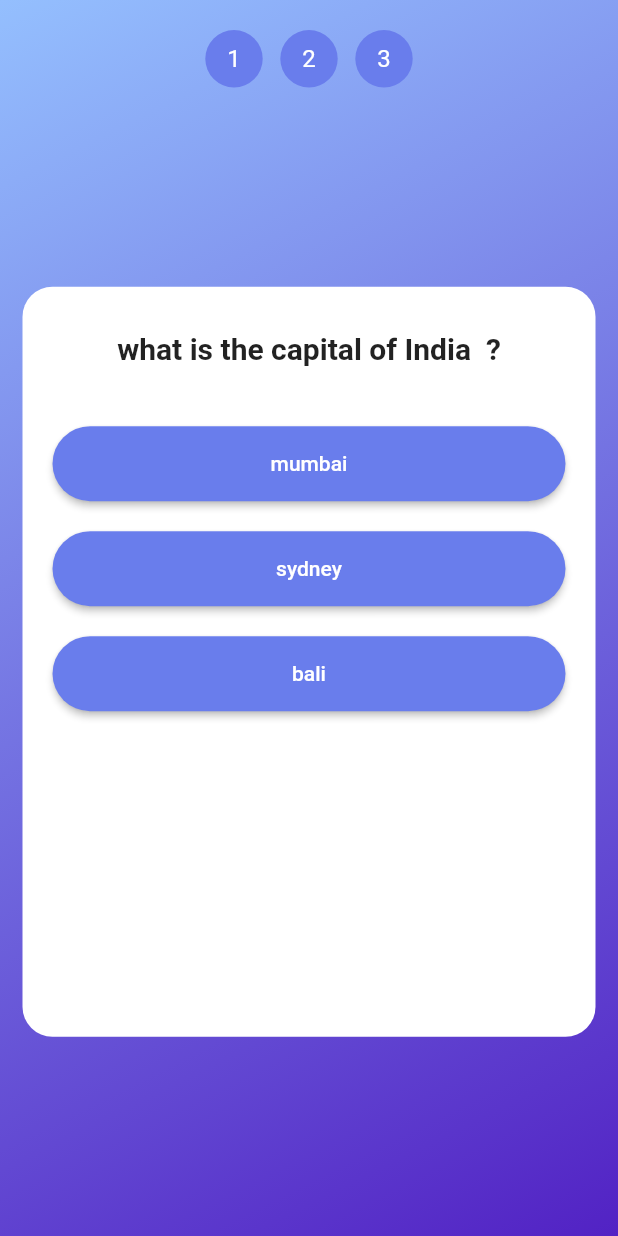
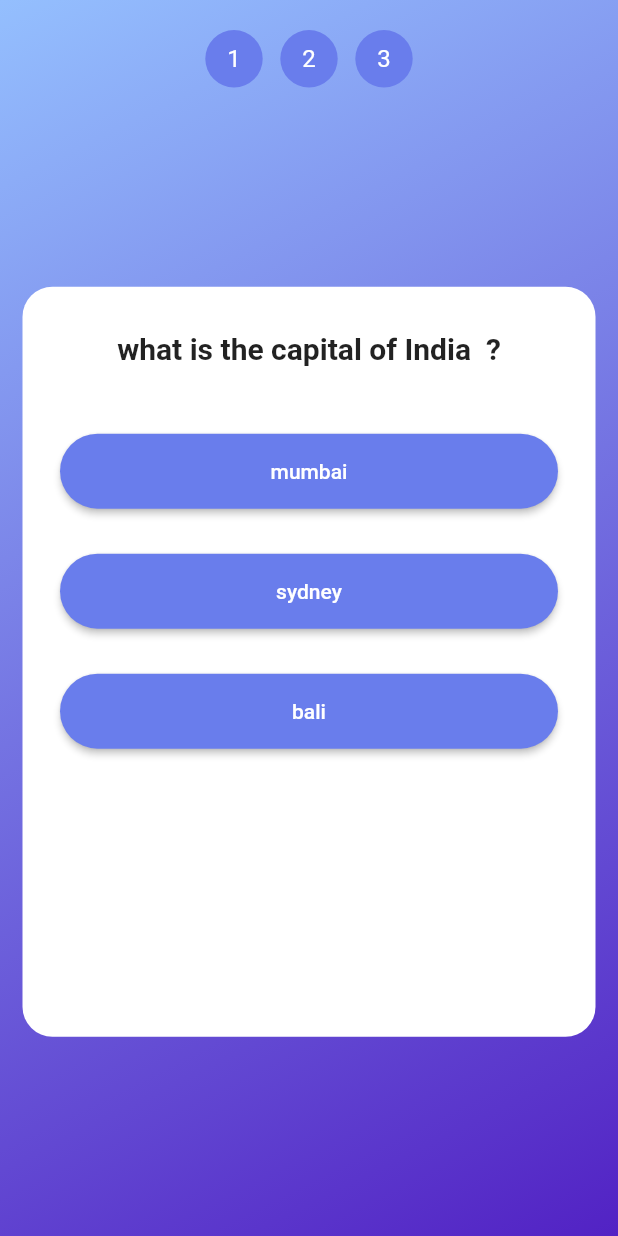
Before and after one commit to KHgamal/QuizApp, a Flutter app: the screen it shows after launch, on a phone screen of 412 x 824 dp. Run offline on Flutter 3.47's test engine with Material 2 defaults, Android fonts, the phone set to English and light mode, and no system bars.

Commit message:
last edit

```diff
--- a/lib/Widgets/button.dart
+++ b/lib/Widgets/button.dart
@@ -1,30 +1,28 @@
 import 'package:flutter/material.dart';
+
+import '../constants/constants.dart';
 class CustomButton extends StatelessWidget {
-   const CustomButton({Key? key, required this.marginNum, required this.width, required this.height, required this.onTap, required this.backgroundColor, required this.label}) : super(key: key);
-final double marginNum;
-final double width;
-final double height;
+   const CustomButton({Key? key, required this.onTap,
+     required this.label}) : super(key: key);
 final VoidCallback onTap;
-final Color backgroundColor;
 final Text label;
   @override
   Widget build(BuildContext context) {
     return Container(
-      margin: EdgeInsets.all(marginNum),//10
-      width: width,//40
-      height: height, //50
+      margin: const EdgeInsets.all(15),
+      width: 40,
+      height: 50,
       child: ElevatedButton(
           onPressed:onTap,
           style: ButtonStyle(
               backgroundColor:
               MaterialStatePropertyAll<
-                  Color>(backgroundColor),
+                  Color>(customColor),
               shape: MaterialStateProperty.all<
                   RoundedRectangleBorder>(
                   RoundedRectangleBorder(
                     borderRadius:
                     BorderRadius.circular(30),
-                    //side: const BorderSide(color: Color(0xff697dec)) //borderColor
                   )
               )
           ),
--- a/lib/constants.dart
+++ b/lib/constants/constants.dart
@@ -1,5 +1,5 @@
 import 'package:flutter/material.dart';
-const customColor=Color(0xff697dec);
+Color customColor= const Color(0xff697dec);
 const whiteColor=Colors.white;
 const endColor=Color(0xff5222c4);
 const beginColor=Color(0xff94bffe);
--- a/lib/main.dart
+++ b/lib/main.dart
@@ -1,9 +1,9 @@
 import 'package:flutter/material.dart';
-
 import 'pages/home_page.dart';
 
 void main() {
-  runApp(const QuizApp());
+  runApp(const QuizApp()
+  );
 }
 
 class QuizApp extends StatelessWidget {
--- a/lib/pages/home_page.dart
+++ b/lib/pages/home_page.dart
@@ -2,7 +2,7 @@ import 'package:flutter/material.dart';
 import 'package:quiz_app/Widgets/button.dart';
 import 'package:quiz_app/model.dart';
 
-import '../constants.dart';
+import '../constants/constants.dart';
 
 class MyHomePage extends StatefulWidget {
   const MyHomePage({super.key});
@@ -103,9 +103,7 @@ class _MyHomePageState extends State<MyHomePage> {
                                     shrinkWrap: true,
                                     itemCount: list[index].answers.length,
                                     itemBuilder: (context, i) =>
-                                    CustomButton(marginNum: 10,onTap:()=>checkAnswer(i),
-                                        width: 40, height: 50,
-                                        backgroundColor: customColor,
+                                        CustomButton(onTap:()=>checkAnswer(i),
                                             label: Text("${list[index].answers[i]["text"]}"),)
                                   )
                                 ],
@@ -119,16 +117,18 @@ class _MyHomePageState extends State<MyHomePage> {
                       ),
                     ),
                   ),
+
               ],
             ),
           ],
         )),
+
     );
 
   }
   void checkAnswer(int i){
     setState(
-          () {
+          ()  {
         if (list[index].answers[i]
         ["isTrue"] ==
             true) {
--- a/pubspec.yaml
+++ b/pubspec.yaml
@@ -48,6 +48,7 @@ dev_dependencies:
   # rules and activating additional ones.
   flutter_lints: ^2.0.0
 
+
 # For information on the generic Dart part of this file, see the
 # following page: https://dart.dev/tools/pub/pubspec
 
```
Lines whose indentation alone changed are shown as unchanged.
